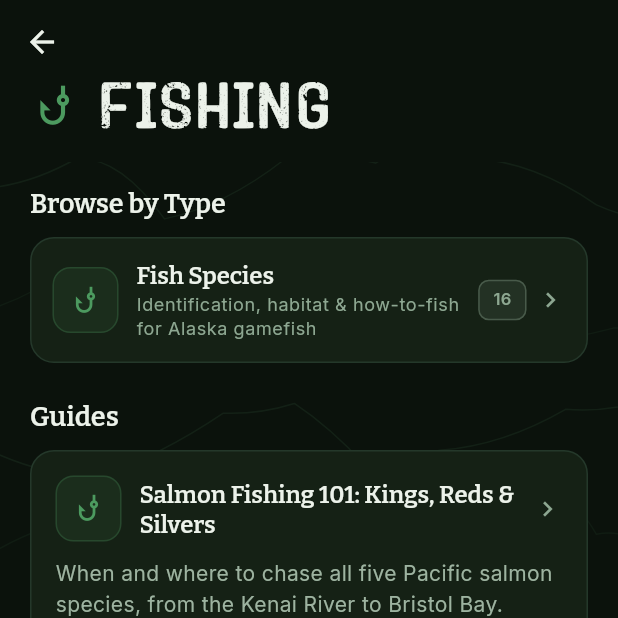
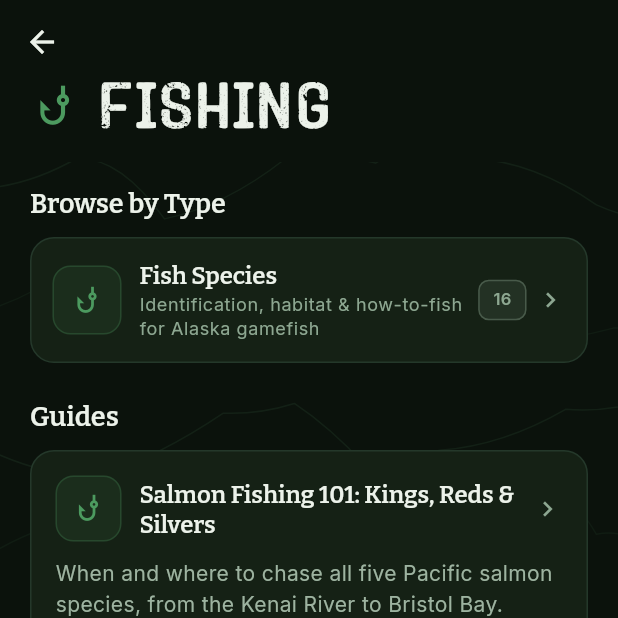
Before and after one commit to sambritch-netizen/AlaskaAtlas, a Flutter app: the GuidesScreen screen opened by its route, after a tap on "FISHING", on a phone screen of 412 x 824 dp, the top half of it. Run offline on Flutter 3.47's test engine with Material 3 defaults, Android fonts, the phone set to English and light mode, and no system bars; our stand-ins replace flutter_map, flutter_riverpod, geolocator, go_router, google_fonts, latlong2 and 1 more; missing offline and left inert: flutter_map_marker_cluster; accounts and stored records are empty; network calls fail.

Commit message:
polish whole-app: kill text shadows, flatten hero gradients, extract CategorizedTile
Per /impeccable critique (whole app, score 26/40):

[P1] Text shadows on labels (DESIGN.md no-float rule)
- guides_screen.dart: replace MudTrack + count text shadows over photo with a
  tinted bottom bar (background at 0.9 alpha) behind both texts.
- map_screen.dart: replace double-blur white shadows on lake names with a
  small white-translucent pill behind the label.

[P1] Hero gradient pattern repeated on 5 detail screens
- guide_detail_screen.dart: replace pineDark gradient with flat surface fill;
  let typography and the difficulty/season badges carry the hero.
- (species/lake/fish/water keep their gradient where the accent IS identity.)

[P1] Three accent colors on gear detail
- gear_detail_screen.dart: PACKAGE tag pine -> rustDark to keep the screen
  monochromatic within the Turnagain rust family.
- "What's Included" checkmarks pine -> rust for the same reason.

[P2] Extract CategorizedTile
- New lib/widgets/categorized_tile.dart standardises the icon-in-rounded-box
  + title + subtitle + optional trailing pattern (46x46 leading, 12 radius,
  16 outer, 14 padding).
- Refactor _SpotListTile (explore), _SubcategoryCard (guide_category),
  _SpeciesCard (species_list) to use it. Visual drift between the three
  (44/46/48 leading sizes, 14/16 radii) is gone.

flutter analyze: no issues.

Co-Authored-By: Claude Opus 4.7 <noreply@anthropic.com>

```diff
--- a/lib/screens/gear/gear_detail_screen.dart
+++ b/lib/screens/gear/gear_detail_screen.dart
@@ -54,7 +54,7 @@ class GearDetailScreen extends StatelessWidget {
                             if (item.isPackage) ...[
                               _Tag(
                                   label: 'PACKAGE',
-                                  color: AppColors.pine),
+                                  color: AppColors.rustDark),
                               const SizedBox(width: 8),
                             ],
                             _Tag(
@@ -118,7 +118,7 @@ class GearDetailScreen extends StatelessWidget {
                             child: Row(
                               children: [
                                 const Icon(Icons.check_circle_outline,
-                                    color: AppColors.pine, size: 18),
+                                    color: AppColors.rust, size: 18),
                                 const SizedBox(width: 10),
                                 Expanded(
                                   child: Text(inc,
--- a/lib/screens/guides/guide_category_screen.dart
+++ b/lib/screens/guides/guide_category_screen.dart
@@ -8,6 +8,7 @@ import '../../data/wildlife_species_data.dart';
 import '../../models/guide.dart';
 import '../../models/species.dart';
 import '../../theme/app_colors.dart';
+import '../../widgets/categorized_tile.dart';
 import '../../widgets/common.dart';
 import '../../widgets/topo_background.dart';
 
@@ -145,60 +146,17 @@ class _SubcategoryCard extends StatelessWidget {
   @override
   Widget build(BuildContext context) {
     final species = _speciesForSubcategory(subcategory.name);
-    return Container(
-      margin: const EdgeInsets.only(bottom: 10),
-      decoration: BoxDecoration(
-        color: AppColors.card,
-        borderRadius: BorderRadius.circular(16),
-        border: Border.all(color: AppColors.border),
-      ),
-      child: Material(
-        color: Colors.transparent,
-        child: InkWell(
-          onTap: () => context.go('/guides/species-list', extra: {
-            'title': subcategory.name,
-            'species': species,
-          }),
-          borderRadius: BorderRadius.circular(16),
-          child: Padding(
-            padding: const EdgeInsets.all(14),
-            child: Row(
-              children: [
-                Container(
-                  width: 44,
-                  height: 44,
-                  decoration: BoxDecoration(
-                    color: AppColors.pine.withValues(alpha: 0.1),
-                    borderRadius: BorderRadius.circular(12),
-                    border: Border.all(
-                        color: AppColors.pine.withValues(alpha: 0.25)),
-                  ),
-                  child: Icon(guidesCategoryIcon(subcategory.name),
-                      color: AppColors.pine, size: 22),
-                ),
-                const SizedBox(width: 12),
-                Expanded(
-                  child: Column(
-                    crossAxisAlignment: CrossAxisAlignment.start,
-                    children: [
-                      Text(subcategory.name,
-                          style: Theme.of(context).textTheme.titleLarge),
-                      const SizedBox(height: 2),
-                      Text(subcategory.description,
-                          style: Theme.of(context).textTheme.bodySmall),
-                    ],
-                  ),
-                ),
-                MetaBadge(
-                    label: '${species.length}', color: AppColors.textMuted),
-                const SizedBox(width: 6),
-                const Icon(Icons.chevron_right,
-                    color: AppColors.textMuted, size: 20),
-              ],
-            ),
-          ),
-        ),
-      ),
+    return CategorizedTile(
+      title: subcategory.name,
+      subtitle: subcategory.description,
+      leadingIcon: guidesCategoryIcon(subcategory.name),
+      onTap: () => context.go('/guides/species-list', extra: {
+        'title': subcategory.name,
+        'species': species,
+      }),
+      trailing: [
+        MetaBadge(label: '${species.length}', color: AppColors.textMuted),
+      ],
     );
   }
 }
--- /dev/null
+++ b/lib/widgets/categorized_tile.dart
@@ -0,0 +1,100 @@
+import 'package:flutter/material.dart';
+
+import '../theme/app_colors.dart';
+
+/// Standard row-tile used across Explore (hotspots), Guides (subcategories,
+/// species lists). Locks down the icon-in-rounded-box + title + subtitle +
+/// optional trailing pattern so it stops drifting between screens.
+class CategorizedTile extends StatelessWidget {
+  final String title;
+  final String? subtitle;
+  final TextStyle? subtitleStyle;
+  final IconData? leadingIcon;
+  final String? leadingEmoji;
+  final Color leadingColor;
+  final List<Widget> trailing;
+  final VoidCallback onTap;
+
+  const CategorizedTile({
+    super.key,
+    required this.title,
+    required this.onTap,
+    this.subtitle,
+    this.subtitleStyle,
+    this.leadingIcon,
+    this.leadingEmoji,
+    this.leadingColor = AppColors.pine,
+    this.trailing = const [],
+  }) : assert(leadingIcon != null || leadingEmoji != null,
+            'Provide either leadingIcon or leadingEmoji');
+
+  @override
+  Widget build(BuildContext context) {
+    return Container(
+      margin: const EdgeInsets.only(bottom: 10),
+      decoration: BoxDecoration(
+        color: AppColors.card,
+        borderRadius: BorderRadius.circular(16),
+        border: Border.all(color: AppColors.border),
+      ),
+      child: Material(
+        color: Colors.transparent,
+        child: InkWell(
+          onTap: onTap,
+          borderRadius: BorderRadius.circular(16),
+          child: Padding(
+            padding: const EdgeInsets.all(14),
+            child: Row(
+              children: [
+                Container(
+                  width: 46,
+                  height: 46,
+                  decoration: BoxDecoration(
+                    color: leadingColor.withValues(alpha: 0.1),
+                    borderRadius: BorderRadius.circular(12),
+                    border: Border.all(
+                        color: leadingColor.withValues(alpha: 0.25)),
+                  ),
+                  child: Center(
+                    child: leadingEmoji != null
+                        ? Text(leadingEmoji!,
+                            style: const TextStyle(fontSize: 22))
+                        : Icon(leadingIcon,
+                            color: leadingColor, size: 22),
+                  ),
+                ),
+                const SizedBox(width: 12),
+                Expanded(
+                  child: Column(
+                    crossAxisAlignment: CrossAxisAlignment.start,
+                    children: [
+                      Text(title,
+                          style: Theme.of(context).textTheme.titleLarge),
+                      if (subtitle != null) ...[
+                        const SizedBox(height: 2),
+                        Text(
+                          subtitle!,
+                          style: subtitleStyle ??
+                              Theme.of(context).textTheme.bodySmall,
+                          maxLines: 2,
+                          overflow: TextOverflow.ellipsis,
+                        ),
+                      ],
+                    ],
+                  ),
+                ),
+                for (final w in trailing) ...[
+                  const SizedBox(width: 6),
+                  w,
+                ],
+                const SizedBox(width: 6),
+                const Icon(Icons.chevron_right,
+                    color: AppColors.textMuted, size: 20),
+              ],
+            ),
+          ),
+        ),
+      ),
+    );
+  }
+}
```
Also changed, not shown: lib/screens/explore/explore_screen.dart (+10 -63 lines), lib/screens/guides/guide_detail_screen.dart (+1 -10 lines), lib/screens/guides/guides_screen.dart (+16 -17 lines), lib/screens/guides/species_list_screen.dart (+10 -53 lines), lib/screens/map/map_screen.dart (+10 -7 lines), 1 other file.
